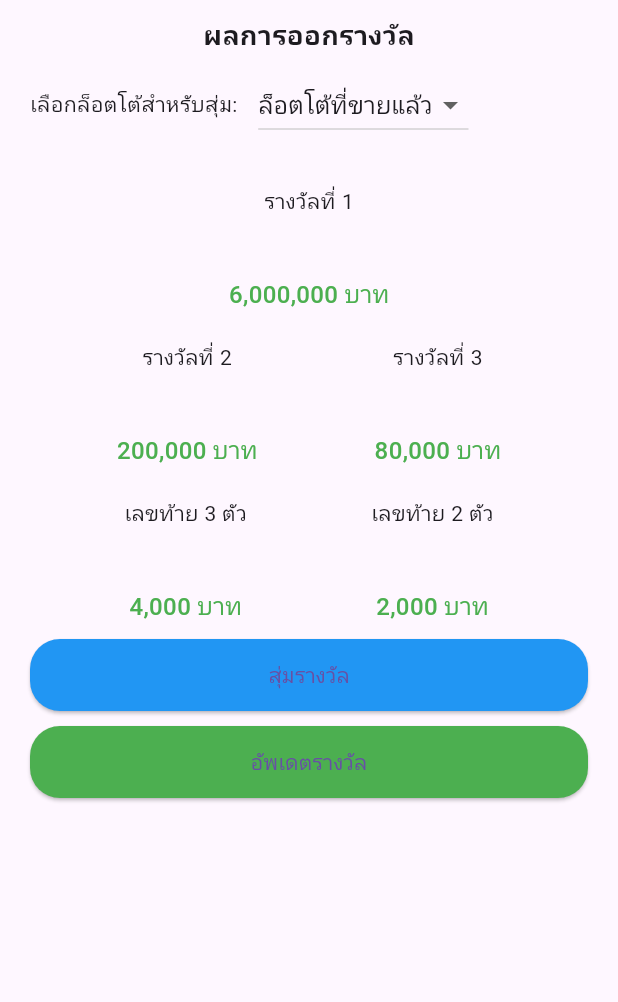
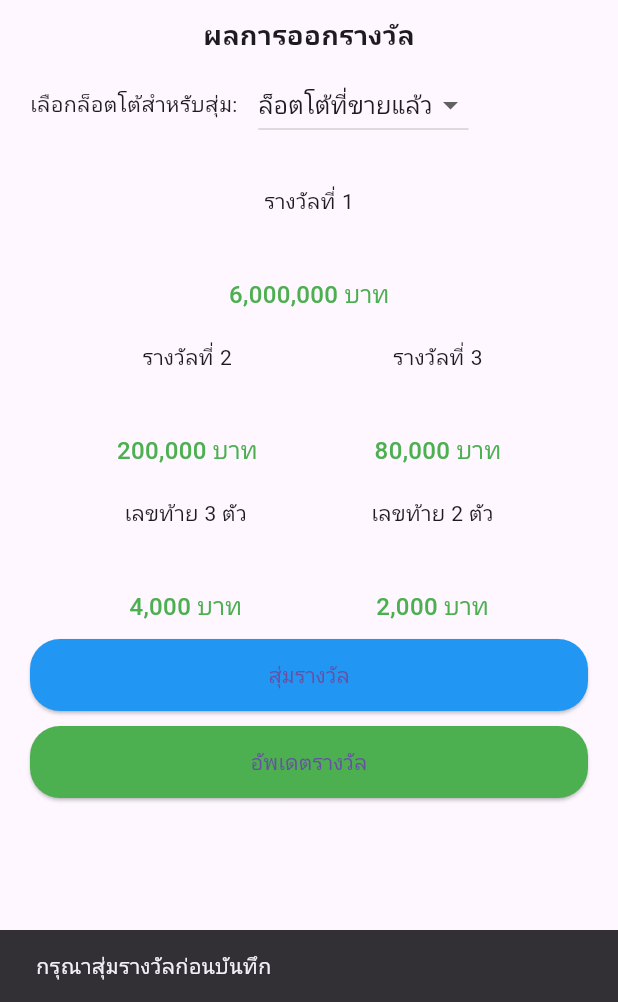
Before and after one commit to ThanakornKJ/Lotto_Work, a Flutter app: the AdminResultPage screen opened directly with empty values, after a tap on "อัพเดตรางวัล", on a phone screen of 412 x 824 dp, the part 234-1236 px from its top. Run offline on Flutter 3.47's test engine with Material 3 defaults, Android fonts, the phone set to English and light mode, and no system bars.

Commit message:
อัปเดตโค้ดล่าสุด

```diff
--- a/lib/pages/admin_result.dart
+++ b/lib/pages/admin_result.dart
@@ -31,7 +31,7 @@ class _AdminResultPageState extends State<AdminResultPage> {
   final Random _random = Random();
   bool isSaving = false;
 
-  String selectedPool = 'sold'; // ค่าเริ่มต้นสุ่มจาก sold
+  String selectedPool = 'sold'; // ค่าเริ่มต้น
 
   @override
   void initState() {
@@ -47,7 +47,9 @@ class _AdminResultPageState extends State<AdminResultPage> {
     setState(() {
       poolNumbers = (selectedPool == 'sold')
           ? soldNumbers
-          : widget.allNumbers.map<String>((lot) => lot['number']).toList();
+          : widget.allNumbers
+                .map<String>((lot) => lot['number'] as String)
+                .toList();
     });
   }
 
@@ -55,25 +57,30 @@ class _AdminResultPageState extends State<AdminResultPage> {
     if (poolNumbers.isEmpty) return;
 
     setState(() {
-      // รางวัลที่ 1-3
+      // รางวัลที่ 1-3 สุ่มจาก pool
       prize1 = poolNumbers[_random.nextInt(poolNumbers.length)];
       prize2 = poolNumbers[_random.nextInt(poolNumbers.length)];
       prize3 = poolNumbers[_random.nextInt(poolNumbers.length)];
 
-      // เลขท้าย 3 ตัว จากรางวัลที่ 1
+      // last3 จาก prize1
       last3 = prize1.substring(prize1.length - 3);
 
-      // เลขท้าย 2 ตัว สุ่มจาก pool
+      // last2 สุ่มจาก pool
       last2 = poolNumbers[_random.nextInt(poolNumbers.length)].substring(
-        prize1.length - 2,
+        poolNumbers[0].length - 2,
       );
     });
   }
 
   Future<void> _saveResults() async {
-    setState(() {
-      isSaving = true;
-    });
+    if (prize1.isEmpty || prize2.isEmpty || prize3.isEmpty) {
+      ScaffoldMessenger.of(context).showSnackBar(
+        const SnackBar(content: Text('กรุณาสุ่มรางวัลก่อนบันทึก')),
+      );
+      return;
+    }
+
+    setState(() => isSaving = true);
 
     final url = Uri.parse('https://lotto-work.onrender.com/results');
     try {
@@ -86,7 +93,7 @@ class _AdminResultPageState extends State<AdminResultPage> {
           'prize3': prize3,
           'last3': last3,
           'last2': last2,
-          'pool': selectedPool, // ส่ง pool ไปด้วย
+          'pool': selectedPool,
         }),
       );
 
@@ -102,8 +109,20 @@ class _AdminResultPageState extends State<AdminResultPage> {
     } catch (e) {
       print('Error: $e');
     } finally {
+      setState(() => isSaving = false);
+    }
+  }
+
+  Future<void> fetchSoldNumbers() async {
+    final url = Uri.parse('https://lotto-work.onrender.com/lotteries/sold');
+    final response = await http.get(url);
+    if (response.statusCode == 200) {
+      final List data = jsonDecode(response.body);
       setState(() {
-        isSaving = false;
+        soldNumbers = data.map<String>((e) => e['number'] as String).toList();
+        if (selectedPool == 'sold') {
+          _updatePool();
+        }
       });
     }
   }
@@ -160,7 +179,8 @@ class _AdminResultPageState extends State<AdminResultPage> {
         backgroundColor: Colors.grey[200],
         elevation: 0,
       ),
-      body: Column(
+      body: SingleChildScrollView(
+        child: Column(
           children: [
             const SizedBox(height: 20),
             Center(
@@ -195,10 +215,8 @@ class _AdminResultPageState extends State<AdminResultPage> {
                     ],
                     onChanged: (value) {
                       if (value == null) return;
-                    setState(() {
                       selectedPool = value;
                       _updatePool();
-                    });
                     },
                   ),
                 ],
@@ -269,6 +287,7 @@ class _AdminResultPageState extends State<AdminResultPage> {
             ),
           ],
         ),
+      ),
     );
   }
 }
```
Also changed, not shown: 1 other file. Lines whose indentation alone changed are shown as unchanged.
